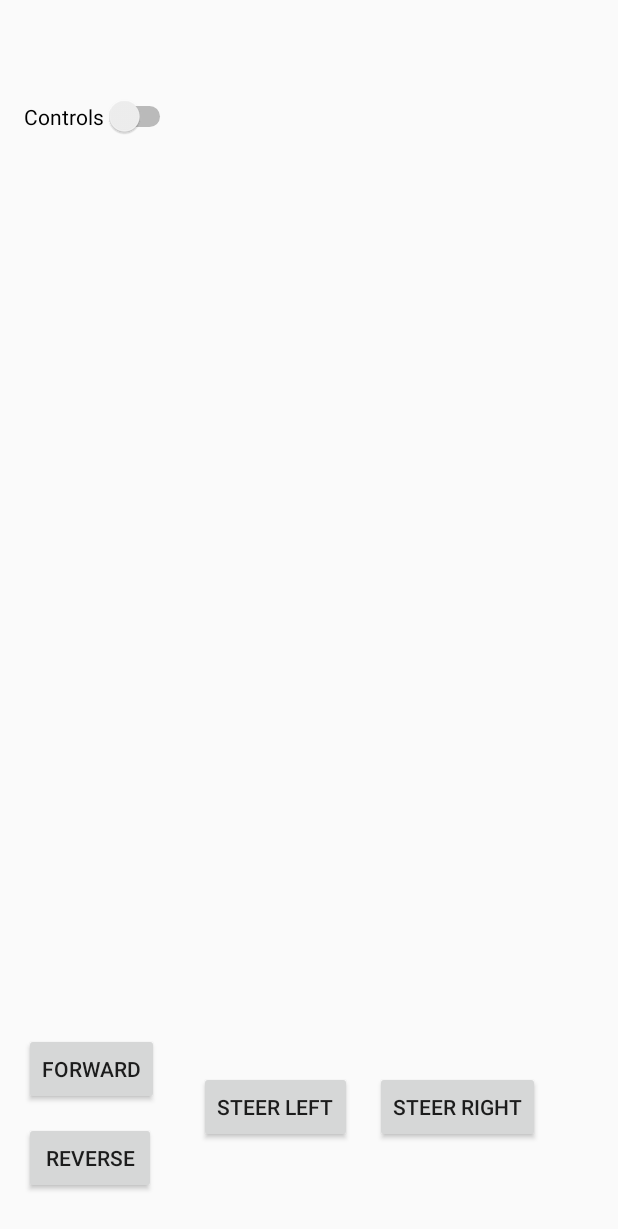
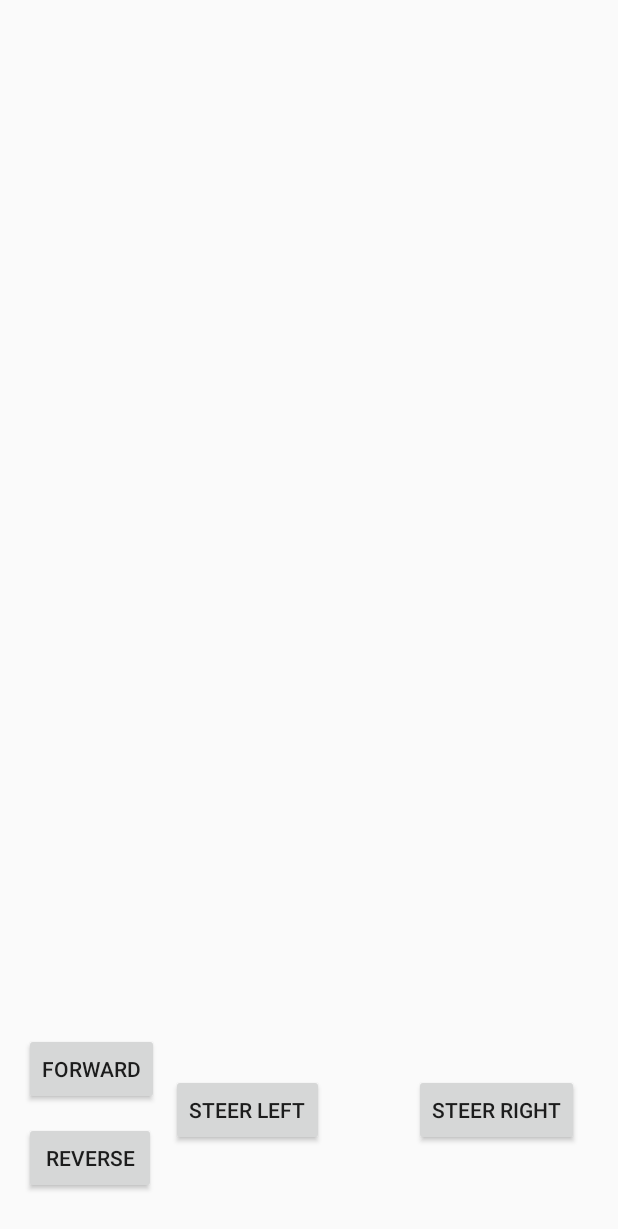
Before and after one commit to DIT524-V17/group-7, an Android app: the layout activity_main.xml on its own in the app's theme, with its tools: preview values and no code run, on a phone screen of 412 x 824 dp. Shown: the top 1229 px of the screen. Run offline under Robolectric (Android 15) with nearby library versions, the phone set to English and light mode, and no system bars; network calls fail.

Commit message:
Modified manifest and activity.

```diff
--- a/F.R.O.S.T/app/src/main/AndroidManifest.xml
+++ b/F.R.O.S.T/app/src/main/AndroidManifest.xml
@@ -14,7 +14,8 @@
         android:label="@string/app_name"
         android:supportsRtl="true"
         android:theme="@style/AppTheme">
-        <activity android:name=".MainActivity">
+        <activity android:screenOrientation="landscape"
+            android:name=".MainActivity">
             <intent-filter>
                 <action android:name="android.intent.action.MAIN" />
 
--- a/F.R.O.S.T/app/src/main/res/layout-land/activity_main.xml
+++ b/F.R.O.S.T/app/src/main/res/layout-land/activity_main.xml
@@ -18,16 +18,7 @@
         android:layout_alignBottom="@+id/button3"
         android:layout_alignParentEnd="true"
         android:layout_marginEnd="36dp"
-        android:id="@+id/button4" />
-
-    <Switch
-        android:text="Controls"
-        android:layout_width="wrap_content"
-        android:layout_height="wrap_content"
-        android:layout_marginTop="48dp"
-        android:id="@+id/switch1"
-        android:layout_alignParentTop="true"
-        android:layout_alignParentStart="true" />
+        android:id="@+id/button4"/>
 
     <Button
         android:text="Forward"
@@ -35,8 +26,7 @@
         android:layout_height="wrap_content"
         android:id="@+id/button"
         android:layout_marginBottom="22dp"
-        android:layout_above="@+id/button2"
-        android:layout_alignEnd="@+id/switch1" />
+        android:layout_above="@+id/button2" />
 
     <Button
         android:text="Reverse"
@@ -45,7 +35,7 @@
         android:layout_marginBottom="23dp"
         android:id="@+id/button2"
         android:layout_alignParentBottom="true"
-        android:layout_alignEnd="@+id/button" />
+        android:layout_alignEnd="@+id/button"/>
 
     <Button
         android:text="Steer Left"
--- a/F.R.O.S.T/app/src/main/res/layout/activity_main.xml
+++ b/F.R.O.S.T/app/src/main/res/layout/activity_main.xml
@@ -29,30 +29,22 @@
         android:id="@+id/button2" />
 
     <Button
+        android:text="Steer Right"
+        android:layout_width="wrap_content"
+        android:layout_height="wrap_content"
+        android:layout_marginEnd="10dp"
+        android:id="@+id/button4"
+        android:layout_alignBaseline="@+id/button3"
+        android:layout_alignBottom="@+id/button3"
+        android:layout_alignParentEnd="true" />
+
+    <Button
         android:text="Steer Left"
         android:layout_width="wrap_content"
         android:layout_height="wrap_content"
+        android:layout_marginTop="27dp"
+        android:id="@+id/button3"
         android:layout_alignTop="@+id/button"
-        android:layout_alignParentEnd="true"
-        android:layout_marginEnd="161dp"
-        android:layout_marginTop="25dp"
-        android:id="@+id/button3" />
-
-    <Button
-        android:text="Steer Right"
-        android:layout_width="wrap_content"
-        android:layout_height="wrap_content"
-        android:layout_alignBottom="@+id/button3"
-        android:layout_alignParentEnd="true"
-        android:layout_marginEnd="36dp"
-        android:id="@+id/button4" />
-
-    <Switch
-        android:text="Controls"
-        android:layout_width="wrap_content"
-        android:layout_height="wrap_content"
-        android:layout_marginTop="48dp"
-        android:id="@+id/switch1"
-        android:layout_alignParentTop="true"
-        android:layout_alignParentStart="true" />
+        android:layout_toEndOf="@+id/button"
+        android:layout_marginStart="8dp" />
 </RelativeLayout>
```
Also changed, not shown: F.R.O.S.T/app/src/main/java/t/s/o/r/f/frost/MainActivity.java (+6 -1 lines).
